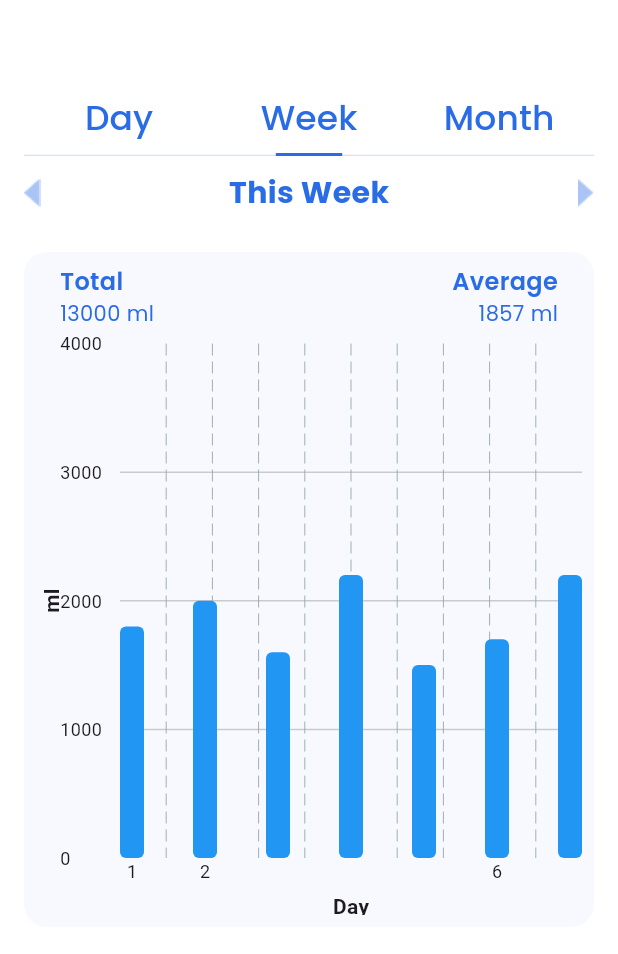
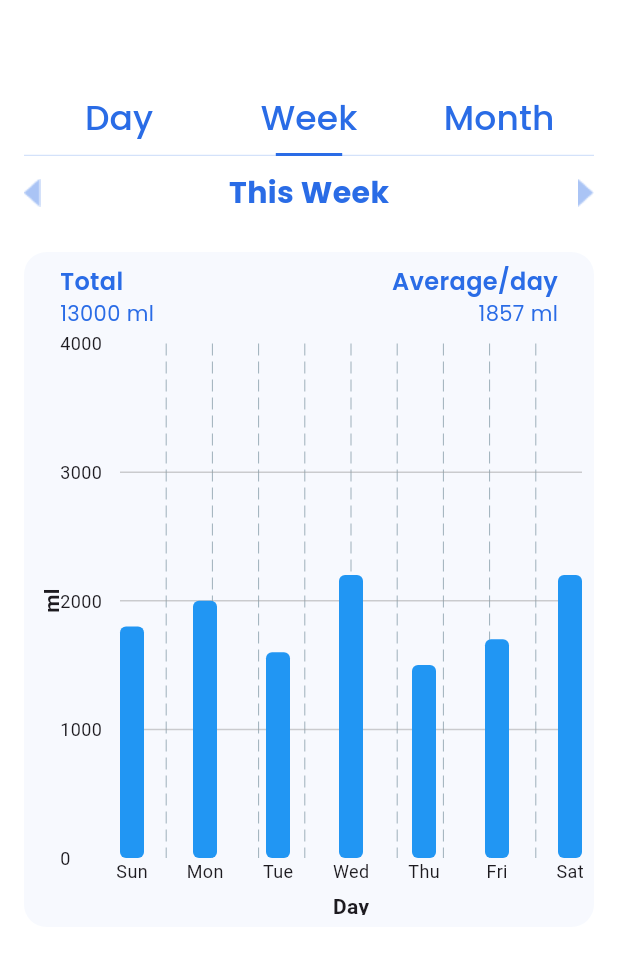
Before and after one commit to amro3z/Dr.Drink-demo-, a Flutter app: the HistoryPage screen opened directly, tab 2 chosen, on a phone screen of 412 x 824 dp. Shown: the top 954 px of the screen. Run offline on Flutter 3.47's test engine with Material 3 defaults, Android fonts, the phone set to English and light mode, and no system bars; drawn by our look-alikes of fl_chart; our stand-ins replace awesome_dialog, cloud_firestore, connectivity_plus, dio, firebase_auth, firebase_core and 9 more; accounts and stored records are empty; network calls fail.

Commit message:
enhanced history tables by adding average in days

```diff
--- a/lib/screens/build_month_content.dart
+++ b/lib/screens/build_month_content.dart
@@ -113,7 +113,7 @@ class _MonthTrackerScreenState extends State<BuildMonthContent> {
                             crossAxisAlignment: CrossAxisAlignment.end,
                             children: [
                               Text(
-                                'Average',
+                                'Average/day',
                                 style: TextStyle(
                                   color: MyColor.blue,
                                   fontFamily: 'Poppins',
@@ -254,7 +254,7 @@ class _MonthTrackerScreenState extends State<BuildMonthContent> {
     double average = total / count; // Assuming all days of the month
     double convertedAverage = unit == 'ml' ? average : average / 1000;
     return unit == 'ml'
-        ? average.toStringAsFixed(1)
+        ? average.toStringAsFixed(0)
         : convertedAverage.toStringAsFixed(1);
   }
 
--- a/lib/screens/build_week_content.dart
+++ b/lib/screens/build_week_content.dart
@@ -109,7 +109,7 @@ class _WeekTrackerScreenState extends State<BuildWeekContent> {
                             crossAxisAlignment: CrossAxisAlignment.end,
                             children: [
                               Text(
-                                'Average',
+                                'Average/day',
                                 style: TextStyle(
                                   color: MyColor.blue,
                                   fontFamily: 'Poppins',
@@ -184,16 +184,31 @@ class _WeekTrackerScreenState extends State<BuildWeekContent> {
                                 showTitles: true,
                                 interval: 1,
                                 getTitlesWidget: (value, _) {
-                                  // Display only key days for better readability (1, 5, 10, etc.)
-                                  if (value % 5 == 0 || value == 1 || value == 31) {
-                                    return Text(
-                                      (value + 1)
-                                          .toInt()
-                                          .toString(), // Convert index to day number
-                                      style: TextStyle(fontSize: 12),
-                                    );
+                                  switch (value.toInt()) {
+                                    case 0:
+                                      return const Text('Sun',
+                                          style: TextStyle(fontSize: 12));
+                                    case 1:
+                                      return const Text('Mon',
+                                          style: TextStyle(fontSize: 12));
+                                    case 2:
+                                      return const Text('Tue',
+                                          style: TextStyle(fontSize: 12));
+                                    case 3:
+                                      return const Text('Wed',
+                                          style: TextStyle(fontSize: 12));
+                                    case 4:
+                                      return const Text('Thu',
+                                          style: TextStyle(fontSize: 12));
+                                    case 5:
+                                      return const Text('Fri',
+                                          style: TextStyle(fontSize: 12));
+                                    case 6:
+                                      return const Text('Sat',
+                                          style: TextStyle(fontSize: 12));
+                                    default:
+                                      return SizedBox();
                                   }
-                                  return SizedBox();
                                 },
                               ),
                             ),
```
Also changed, not shown: lib/screens/build_day_content.dart (+25 -14 lines).
